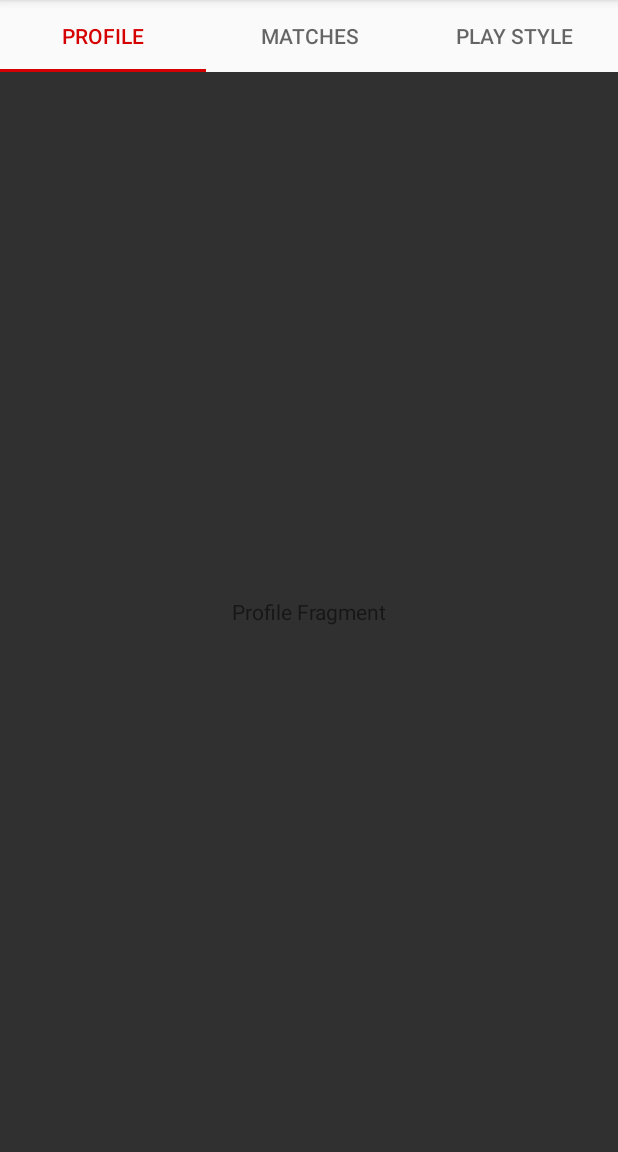
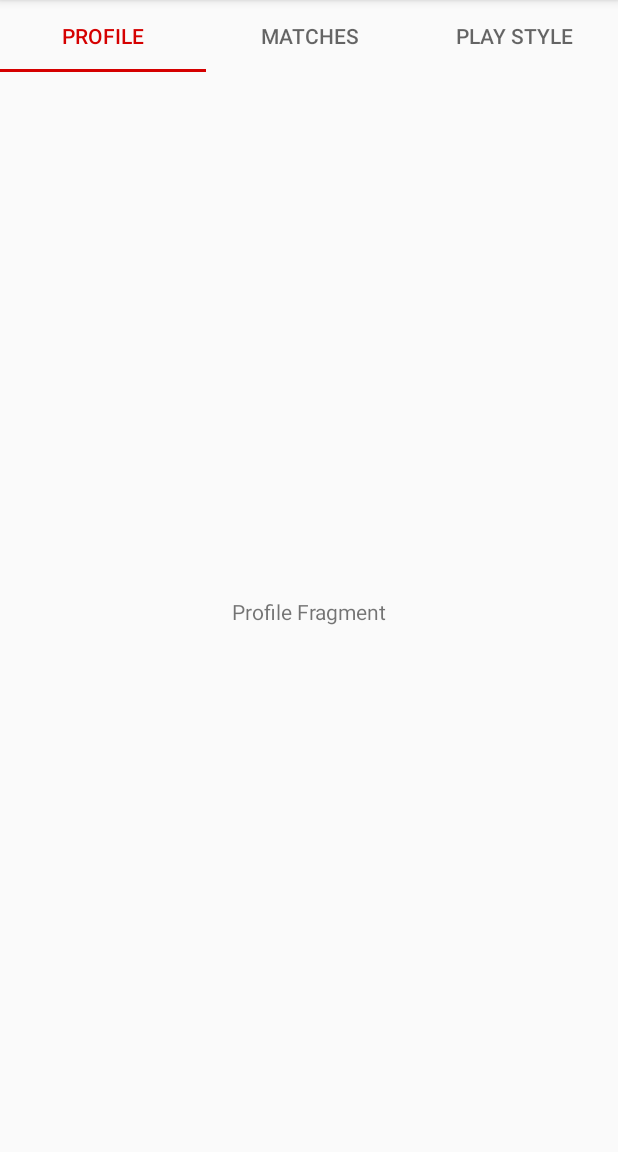
Before and after one commit to jdhrnndz/dota-2-junkie, an Android app: the screen it shows after launch (MainActivity), on a phone screen of 412 x 824 dp, the part 84-1236 px from its top. Run offline under Robolectric (Android 15) with nearby library versions, the phone set to English and light mode, and no system bars.

Commit message:
Removed background color in main activity layout

```diff
--- a/app/src/main/res/layout/activity_main.xml
+++ b/app/src/main/res/layout/activity_main.xml
@@ -18,7 +18,6 @@
         android:id="@+id/viewpager"
         android:layout_width="match_parent"
         android:layout_height="0px"
-        android:layout_weight="1"
-        android:background="@color/windowBackground" />
+        android:layout_weight="1" />
 
 </LinearLayout>
```
